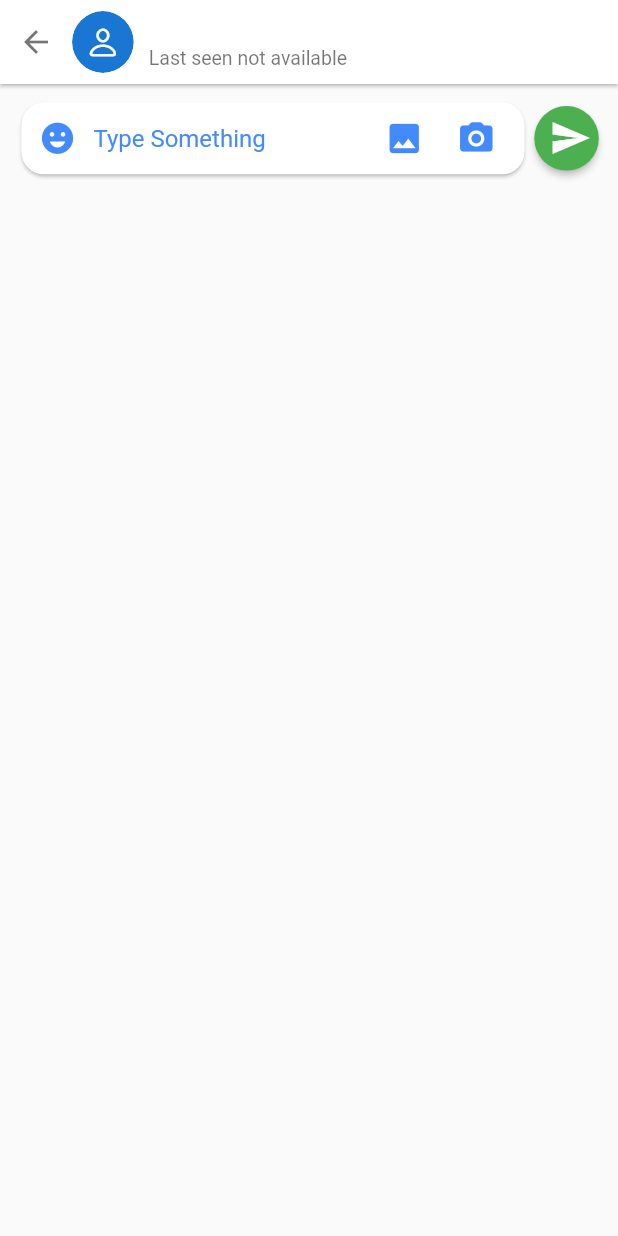
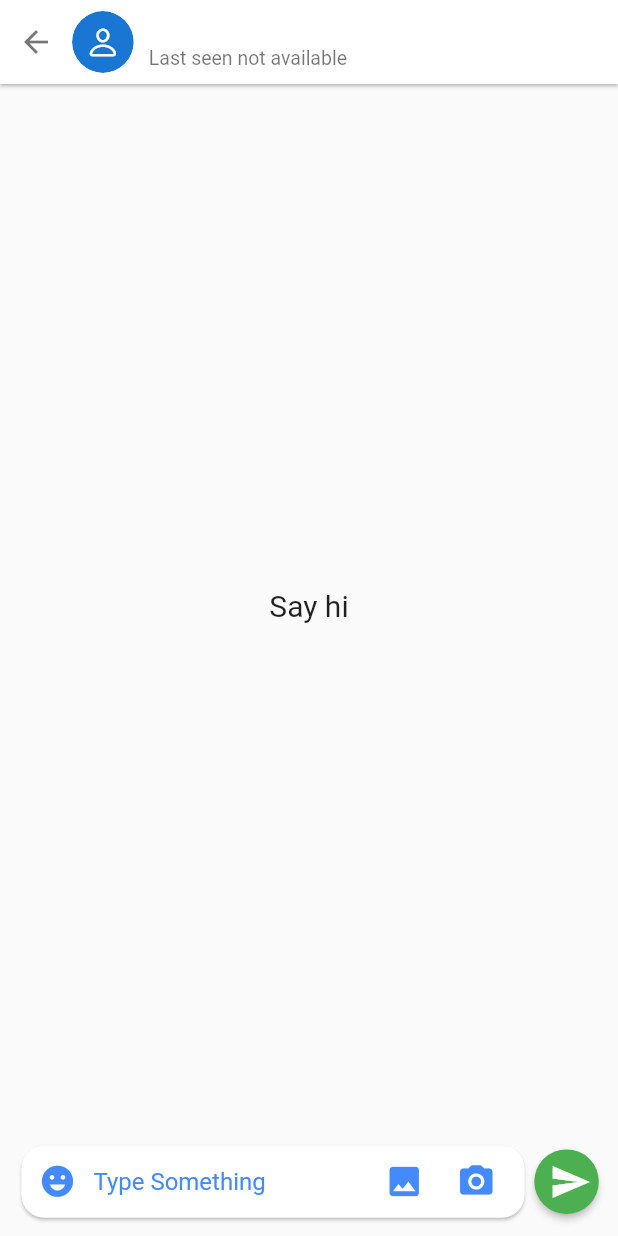
Before and after one commit to yugamsaini/Chat_App, a Flutter app: the ChatScreen screen opened directly with empty values, on a phone screen of 412 x 824 dp. Run offline on Flutter 3.47's test engine with Material 2 defaults, Android fonts, the phone set to English and light mode, and no system bars; drawn by our look-alikes of cached_network_image; our stand-ins replace cloud_firestore, firebase_auth, firebase_core, firebase_storage, google_sign_in, image_picker; accounts and stored records are empty; network calls fail.

Commit message:
fix the bug of chatting bar

```diff
--- a/lib/screens/chat_screen.dart
+++ b/lib/screens/chat_screen.dart
@@ -26,7 +26,51 @@ class _ChatScreenState extends State<ChatScreen> {
         ),
 
         //body
-        body:Column(children: [_chatInput()],
+        body:Column(children: [
+
+          Expanded(
+            child: StreamBuilder(
+              //from where it will take data
+             // stream: APIs.getAllUsers(),
+              builder: (context, snapshot) {
+                //data is loading or have been loading
+                switch (snapshot.connectionState) {
+                  //if data is loading
+                  case ConnectionState.waiting:
+                  case ConnectionState.none:
+                   // return const Center(child: CircularProgressIndicator());
+
+                  //if some or all data is loaded then show it
+                  case ConnectionState.active:
+                  case ConnectionState.done:
+                    // final data =
+                    //     snapshot.data?.docs; // question mark agr data null na ho
+                    // _list =
+                    //     data?.map((e) => ChatUser.fromJson(e.data())).toList() ?? [];
+
+            final _list=[];
+                    if(_list.isNotEmpty){
+                      return ListView.builder(
+                        itemCount : _list.length,
+
+                        //adding margin frm the top
+                        padding: EdgeInsets.only(top: mq.height * .01),
+
+                        //bouncing on scrolling
+                        physics: BouncingScrollPhysics(),
+                        itemBuilder: (context, index) {
+                          return Text('Message: ${_list[index]}');
+
+                         // return Text('Name : ${_list[index]}');
+                        });
+                    } else {
+                      return const Center(child: Text('Say hi', style: TextStyle(fontSize: 20)));
+                    }
+                }
+              }, stream: null,
+            ),
+          ),
+          _chatInput()],
 
         )
       ),
```
Also changed, not shown: lib/widgets/message_card.dart (added, +15 -0 lines).
